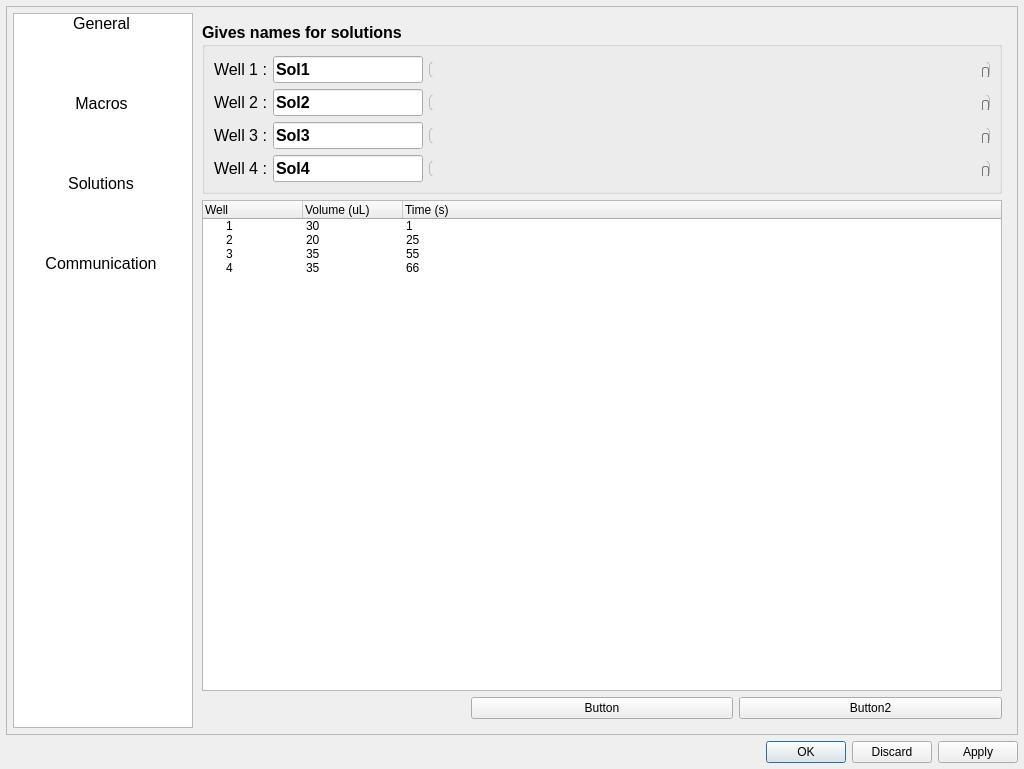
Old version of the form apps/Lab-on-a-tip/Lab-on-a-tip_tools.ui in the repository bellonemauro/Labonatip2.0.
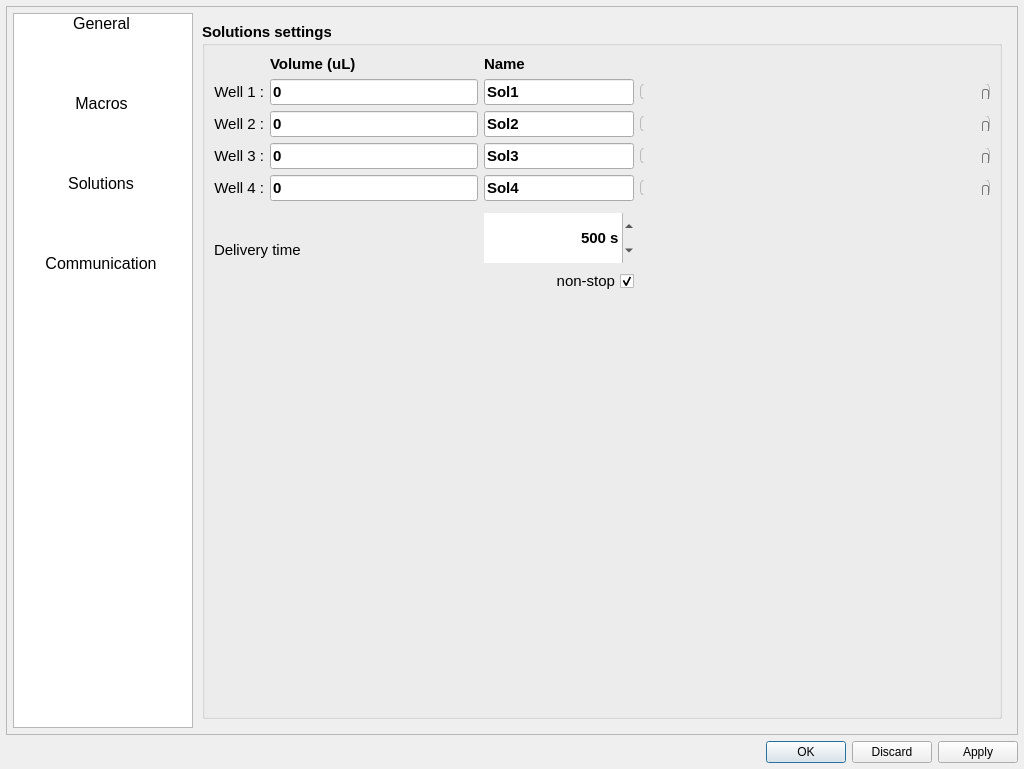
New version of the form. Icons and pictures are not drawn.

```diff
--- a/apps/Lab-on-a-tip/Lab-on-a-tip_tools.ui
+++ b/apps/Lab-on-a-tip/Lab-on-a-tip_tools.ui
@@ -1040,198 +1040,161 @@
            </widget>
            <widget class="QWidget" name="page_2">
             <layout class="QGridLayout" name="gridLayout">
-             <item row="1" column="0" colspan="3">
-              <widget class="QTreeWidget" name="treeWidget_3">
-               <property name="autoScroll">
-                <bool>true</bool>
-               </property>
-               <property name="editTriggers">
-                <set>QAbstractItemView::CurrentChanged|QAbstractItemView::DoubleClicked|QAbstractItemView::EditKeyPressed</set>
-               </property>
-               <property name="textElideMode">
-                <enum>Qt::ElideNone</enum>
-               </property>
-               <property name="wordWrap">
-                <bool>false</bool>
-               </property>
-               <property name="headerHidden">
-                <bool>false</bool>
-               </property>
-               <property name="columnCount">
-                <number>3</number>
-               </property>
-               <column>
-                <property name="text">
-                 <string>Well</string>
-                </property>
-               </column>
-               <column>
-                <property name="text">
-                 <string>Volume (uL)</string>
-                </property>
-               </column>
-               <column>
-                <property name="text">
-                 <string>Time (s)</string>
-                </property>
-               </column>
-               <item>
-                <property name="text">
-                 <string>1</string>
-                </property>
-                <property name="text">
-                 <string>30</string>
-                </property>
-                <property name="text">
-                 <string>1</string>
-                </property>
-                <property name="flags">
-                 <set>ItemIsSelectable|ItemIsEditable|ItemIsDragEnabled|ItemIsUserCheckable|ItemIsEnabled</set>
-                </property>
-               </item>
-               <item>
-                <property name="text">
-                 <string>2</string>
-                </property>
-                <property name="text">
-                 <string>20</string>
-                </property>
-                <property name="text">
-                 <string>25</string>
-                </property>
-                <property name="flags">
-                 <set>ItemIsSelectable|ItemIsEditable|ItemIsDragEnabled|ItemIsUserCheckable|ItemIsEnabled</set>
-                </property>
-               </item>
-               <item>
-                <property name="text">
-                 <string>3</string>
-                </property>
-                <property name="text">
-                 <string>35</string>
-                </property>
-                <property name="text">
-                 <string>55</string>
-                </property>
-                <property name="flags">
-                 <set>ItemIsSelectable|ItemIsEditable|ItemIsDragEnabled|ItemIsUserCheckable|ItemIsEnabled</set>
-                </property>
-               </item>
-               <item>
-                <property name="text">
-                 <string>4</string>
-                </property>
-                <property name="text">
-                 <string>35</string>
-                </property>
-                <property name="text">
-                 <string>66</string>
-                </property>
-                <property name="flags">
-                 <set>ItemIsSelectable|ItemIsEditable|ItemIsDragEnabled|ItemIsUserCheckable|ItemIsEnabled</set>
-                </property>
-               </item>
-              </widget>
-             </item>
-             <item row="2" column="1">
-              <widget class="QPushButton" name="pushButton_applColors_3">
-               <property name="text">
-                <string>Button</string>
-               </property>
-              </widget>
-             </item>
-             <item row="2" column="2">
-              <widget class="QPushButton" name="pushButton_applColors_2">
-               <property name="text">
-                <string>Button2</string>
-               </property>
-              </widget>
-             </item>
-             <item row="0" column="0" colspan="3">
+             <item row="0" column="0" colspan="2">
               <widget class="QGroupBox" name="groupBox_solutionNames">
                <property name="font">
                 <font>
-                 <pointsize>12</pointsize>
+                 <pointsize>11</pointsize>
                  <weight>75</weight>
                  <bold>true</bold>
                 </font>
                </property>
                <property name="title">
-                <string>Gives names for solutions</string>
+                <string>Solutions settings</string>
                </property>
                <layout class="QGridLayout" name="gridLayout_6">
-                <item row="1" column="2">
-                 <widget class="QSlider" name="horizontalSlider_colorSol2">
+                <item row="7" column="2">
+                 <widget class="QDoubleSpinBox" name="doubleSpinBox_solution">
+                  <property name="enabled">
+                   <bool>false</bool>
+                  </property>
+                  <property name="sizePolicy">
+                   <sizepolicy hsizetype="Minimum" vsizetype="Fixed">
+                    <horstretch>0</horstretch>
+                    <verstretch>0</verstretch>
+                   </sizepolicy>
+                  </property>
                   <property name="minimumSize">
                    <size>
                     <width>0</width>
-                    <height>0</height>
+                    <height>50</height>
                    </size>
                   </property>
+                  <property name="maximumSize">
+                   <size>
+                    <width>16777215</width>
+                    <height>16777215</height>
+                   </size>
+                  </property>
+                  <property name="font">
+                   <font>
+                    <pointsize>11</pointsize>
+                   </font>
+                  </property>
+                  <property name="toolTip">
+                   <string>Injection time in seconds</string>
+                  </property>
+                  <property name="whatsThis">
+                   <string>&lt;html&gt;&lt;head/&gt;&lt;body&gt;&lt;p&gt;Set release solution time&lt;br/&gt;&lt;br/&gt;The solutions in the wells 1,2,3,4, will be released &lt;br/&gt;for the &lt;span style=&quot; font-style:italic;&quot;&gt;t&lt;/span&gt;  seconds. &lt;/p&gt;&lt;/body&gt;&lt;/html&gt;</string>
+                  </property>
                   <property name="styleSheet">
-                   <string notr="true">QSlider::groove:horizontal {
-border: 1px solid #bbb;
-background: QLinearGradient( x1: 0, y1: 0, x2: 1, y2: 0,
-stop: 0 #00FF00,
-stop: 0.167 #FFFF00,
-stop: 0.333 #FF0000,
-stop: 0.5 #FF00FF,
-stop: 0.667 #0000FF,
-stop: 0.883 #00FFFF,
-stop: 1 #00FF00 );
-height: 15px;
-border-radius: 5px;
-}
-
-
-QSlider::handle:horizontal {
-background: qlineargradient(x1:0, y1:0, x2:1, y2:1,
-    stop:0 #eee, stop:1 #ccc);
-border: 1px solid #777;
-width: 5px;
-margin-top: 5px;
-margin-bottom: -2px;
-border-radius: 2px;
-}
-
-QSlider::handle:horizontal:hover {
-background: qlineargradient(x1:0, y1:0, x2:1, y2:1,
-    stop:0 #fff, stop:1 #ddd);
-border: 1px solid #444;
-border-radius: 4px;
-}
-
-QSlider::sub-page:horizontal:disabled {
-background: #bbb;
-border-color: #999;
-}
-
-QSlider::add-page:horizontal:disabled {
-background: #eee;
-border-color: #999;
-}
-
-QSlider::handle:horizontal:disabled {
-background: #eee;
-border: 1px solid #aaa;
-border-radius: 4px;
-}</string>
+                   <string notr="true">color: rgb(0, 0, 0);
+background-color: rgb(255, 255, 255);</string>
+                  </property>
+                  <property name="frame">
+                   <bool>false</bool>
+                  </property>
+                  <property name="alignment">
+                   <set>Qt::AlignRight|Qt::AlignTrailing|Qt::AlignVCenter</set>
+                  </property>
+                  <property name="buttonSymbols">
+                   <enum>QAbstractSpinBox::UpDownArrows</enum>
+                  </property>
+                  <property name="suffix">
+                   <string> s</string>
+                  </property>
+                  <property name="decimals">
+                   <number>0</number>
+                  </property>
+                  <property name="minimum">
+                   <double>0.000000000000000</double>
                   </property>
                   <property name="maximum">
-                   <number>16777216</number>
+                   <double>100000.000000000000000</double>
                   </property>
                   <property name="singleStep">
                    <number>1</number>
                   </property>
                   <property name="value">
-                   <number>5164400</number>
-                  </property>
-                  <property name="orientation">
-                   <enum>Qt::Horizontal</enum>
+                   <double>500.000000000000000</double>
                   </property>
                  </widget>
                 </item>
                 <item row="0" column="2">
+                 <widget class="QLabel" name="label_10">
+                  <property name="font">
+                   <font>
+                    <pointsize>11</pointsize>
+                   </font>
+                  </property>
+                  <property name="text">
+                   <string>Name</string>
+                  </property>
+                 </widget>
+                </item>
+                <item row="1" column="2">
+                 <widget class="QLineEdit" name="lineEdit_sol1_name">
+                  <property name="minimumSize">
+                   <size>
+                    <width>0</width>
+                    <height>0</height>
+                   </size>
+                  </property>
+                  <property name="maximumSize">
+                   <size>
+                    <width>150</width>
+                    <height>16777215</height>
+                   </size>
+                  </property>
+                  <property name="font">
+                   <font>
+                    <pointsize>11</pointsize>
+                   </font>
+                  </property>
+                  <property name="styleSheet">
+                   <string notr="true"/>
+                  </property>
+                  <property name="text">
+                   <string>Sol1</string>
+                  </property>
+                 </widget>
+                </item>
+                <item row="0" column="1">
+                 <widget class="QLabel" name="label_9">
+                  <property name="font">
+                   <font>
+                    <pointsize>11</pointsize>
+                   </font>
+                  </property>
+                  <property name="text">
+                   <string>Volume (uL)</string>
+                  </property>
+                 </widget>
+                </item>
+                <item row="1" column="0">
+                 <widget class="QLabel" name="label_32">
+                  <property name="maximumSize">
+                   <size>
+                    <width>16777215</width>
+                    <height>16777215</height>
+                   </size>
+                  </property>
+                  <property name="font">
+                   <font>
+                    <pointsize>11</pointsize>
+                    <weight>50</weight>
+                    <bold>false</bold>
+                   </font>
+                  </property>
+                  <property name="text">
+                   <string>Well 1 :</string>
+                  </property>
+                  <property name="alignment">
+                   <set>Qt::AlignRight|Qt::AlignTrailing|Qt::AlignVCenter</set>
+                  </property>
+                 </widget>
+                </item>
+                <item row="1" column="3">
                  <widget class="QSlider" name="horizontalSlider_colorSol1">
                   <property name="minimumSize">
                    <size>
@@ -1302,193 +1265,14 @@
                   </property>
                  </widget>
                 </item>
-                <item row="3" column="2">
-                 <widget class="QSlider" name="horizontalSlider_colorSol4">
-                  <property name="minimumSize">
-                   <size>
-                    <width>0</width>
-                    <height>0</height>
-                   </size>
-                  </property>
-                  <property name="styleSheet">
-                   <string notr="true">QSlider::groove:horizontal {
-border: 1px solid #bbb;
-background: QLinearGradient( x1: 0, y1: 0, x2: 1, y2: 0,
-stop: 0 #00FF00,
-stop: 0.167 #FFFF00,
-stop: 0.333 #FF0000,
-stop: 0.5 #FF00FF,
-stop: 0.667 #0000FF,
-stop: 0.883 #00FFFF,
-stop: 1 #00FF00 );
-height: 15px;
-border-radius: 5px;
-}
-
-
-QSlider::handle:horizontal {
-background: qlineargradient(x1:0, y1:0, x2:1, y2:1,
-    stop:0 #eee, stop:1 #ccc);
-border: 1px solid #777;
-width: 5px;
-margin-top: 5px;
-margin-bottom: -2px;
-border-radius: 2px;
-}
-
-QSlider::handle:horizontal:hover {
-background: qlineargradient(x1:0, y1:0, x2:1, y2:1,
-    stop:0 #fff, stop:1 #ddd);
-border: 1px solid #444;
-border-radius: 4px;
-}
-
-QSlider::sub-page:horizontal:disabled {
-background: #bbb;
-border-color: #999;
-}
-
-QSlider::add-page:horizontal:disabled {
-background: #eee;
-border-color: #999;
-}
-
-QSlider::handle:horizontal:disabled {
-background: #eee;
-border: 1px solid #aaa;
-border-radius: 4px;
-}</string>
-                  </property>
-                  <property name="maximum">
-                   <number>16777216</number>
-                  </property>
-                  <property name="singleStep">
-                   <number>1</number>
-                  </property>
-                  <property name="value">
-                   <number>1432930</number>
-                  </property>
-                  <property name="orientation">
-                   <enum>Qt::Horizontal</enum>
-                  </property>
-                 </widget>
-                </item>
-                <item row="0" column="0">
-                 <widget class="QLabel" name="label_32">
-                  <property name="maximumSize">
-                   <size>
-                    <width>16777215</width>
-                    <height>16777215</height>
-                   </size>
-                  </property>
-                  <property name="font">
-                   <font>
-                    <pointsize>12</pointsize>
-                    <weight>50</weight>
-                    <bold>false</bold>
-                   </font>
-                  </property>
-                  <property name="text">
-                   <string>Well 1 :</string>
-                  </property>
-                  <property name="alignment">
-                   <set>Qt::AlignRight|Qt::AlignTrailing|Qt::AlignVCenter</set>
-                  </property>
-                 </widget>
-                </item>
-                <item row="1" column="0">
-                 <widget class="QLabel" name="label_33">
-                  <property name="maximumSize">
-                   <size>
-                    <width>16777215</width>
-                    <height>16777215</height>
-                   </size>
-                  </property>
-                  <property name="font">
-                   <font>
-                    <pointsize>12</pointsize>
-                    <weight>50</weight>
-                    <bold>false</bold>
-                   </font>
-                  </property>
-                  <property name="text">
-                   <string>Well 2 :</string>
-                  </property>
-                  <property name="alignment">
-                   <set>Qt::AlignRight|Qt::AlignTrailing|Qt::AlignVCenter</set>
-                  </property>
-                 </widget>
-                </item>
                 <item row="1" column="1">
-                 <widget class="QLineEdit" name="lineEdit_sol2_name">
-                  <property name="maximumSize">
-                   <size>
-                    <width>150</width>
-                    <height>16777215</height>
-                   </size>
-                  </property>
-                  <property name="font">
-                   <font>
-                    <pointsize>12</pointsize>
-                   </font>
-                  </property>
-                  <property name="styleSheet">
-                   <string notr="true"/>
-                  </property>
+                 <widget class="QLineEdit" name="lineEdit">
                   <property name="text">
-                   <string>Sol2</string>
+                   <string>0</string>
                   </property>
                  </widget>
                 </item>
-                <item row="0" column="1">
-                 <widget class="QLineEdit" name="lineEdit_sol1_name">
-                  <property name="minimumSize">
-                   <size>
-                    <width>0</width>
-                    <height>0</height>
-                   </size>
-                  </property>
-                  <property name="maximumSize">
-                   <size>
-                    <width>150</width>
-                    <height>16777215</height>
-                   </size>
-                  </property>
-                  <property name="font">
-                   <font>
-                    <pointsize>12</pointsize>
-                   </font>
-                  </property>
-                  <property name="styleSheet">
-                   <string notr="true"/>
-                  </property>
-                  <property name="text">
-                   <string>Sol1</string>
-                  </property>
-                 </widget>
-                </item>
-                <item row="2" column="1">
-                 <widget class="QLineEdit" name="lineEdit_sol3_name">
-                  <property name="maximumSize">
-                   <size>
-                    <width>150</width>
-                    <height>16777215</height>
-                   </size>
-                  </property>
-                  <property name="font">
-                   <font>
-                    <pointsize>12</pointsize>
-                   </font>
-                  </property>
-                  <property name="styleSheet">
-                   <string notr="true"/>
-                  </property>
-                  <property name="text">
-                   <string>Sol3</string>
-                  </property>
-                 </widget>
-                </item>
-                <item row="2" column="0">
+                <item row="3" column="0">
                  <widget class="QLabel" name="label_35">
                   <property name="maximumSize">
                    <size>
@@ -1498,7 +1282,7 @@
                   </property>
                   <property name="font">
                    <font>
-                    <pointsize>12</pointsize>
+                    <pointsize>11</pointsize>
                     <weight>50</weight>
                     <bold>false</bold>
                    </font>
@@ -1511,7 +1295,7 @@
                   </property>
                  </widget>
                 </item>
-                <item row="3" column="1">
+                <item row="4" column="2">
                  <widget class="QLineEdit" name="lineEdit_sol4_name">
                   <property name="maximumSize">
                    <size>
@@ -1521,7 +1305,7 @@
                   </property>
                   <property name="font">
                    <font>
-                    <pointsize>12</pointsize>
+                    <pointsize>11</pointsize>
                    </font>
                   </property>
                   <property name="styleSheet">
@@ -1532,7 +1316,129 @@
                   </property>
                  </widget>
                 </item>
-                <item row="3" column="0">
+                <item row="2" column="0">
+                 <widget class="QLabel" name="label_33">
+                  <property name="maximumSize">
+                   <size>
+                    <width>16777215</width>
+                    <height>16777215</height>
+                   </size>
+                  </property>
+                  <property name="font">
+                   <font>
+                    <pointsize>11</pointsize>
+                    <weight>50</weight>
+                    <bold>false</bold>
+                   </font>
+                  </property>
+                  <property name="text">
+                   <string>Well 2 :</string>
+                  </property>
+                  <property name="alignment">
+                   <set>Qt::AlignRight|Qt::AlignTrailing|Qt::AlignVCenter</set>
+                  </property>
+                 </widget>
+                </item>
+                <item row="3" column="2">
+                 <widget class="QLineEdit" name="lineEdit_sol3_name">
+                  <property name="maximumSize">
+                   <size>
+                    <width>150</width>
+                    <height>16777215</height>
+                   </size>
+                  </property>
+                  <property name="font">
+                   <font>
+                    <pointsize>11</pointsize>
+                   </font>
+                  </property>
+                  <property name="styleSheet">
+                   <string notr="true"/>
+                  </property>
+                  <property name="text">
+                   <string>Sol3</string>
+                  </property>
+                 </widget>
+                </item>
+                <item row="4" column="1">
+                 <widget class="QLineEdit" name="lineEdit_4">
+                  <property name="text">
+                   <string>0</string>
+                  </property>
+                 </widget>
+                </item>
+                <item row="3" column="3">
+                 <widget class="QSlider" name="horizontalSlider_colorSol3">
+                  <property name="minimumSize">
+                   <size>
+                    <width>0</width>
+                    <height>0</height>
+                   </size>
+                  </property>
+                  <property name="styleSheet">
+                   <string notr="true">QSlider::groove:horizontal {
+border: 1px solid #bbb;
+background: QLinearGradient( x1: 0, y1: 0, x2: 1, y2: 0,
+stop: 0 #00FF00,
+stop: 0.167 #FFFF00,
+stop: 0.333 #FF0000,
+stop: 0.5 #FF00FF,
+stop: 0.667 #0000FF,
+stop: 0.883 #00FFFF,
+stop: 1 #00FF00 );
+height: 15px;
+border-radius: 5px;
+}
+
+
+QSlider::handle:horizontal {
+background: qlineargradient(x1:0, y1:0, x2:1, y2:1,
+    stop:0 #eee, stop:1 #ccc);
+border: 1px solid #777;
+width: 5px;
+margin-top: 5px;
+margin-bottom: -2px;
+border-radius: 2px;
+}
+
+QSlider::handle:horizontal:hover {
+background: qlineargradient(x1:0, y1:0, x2:1, y2:1,
+    stop:0 #fff, stop:1 #ddd);
+border: 1px solid #444;
+border-radius: 4px;
+}
+
+QSlider::sub-page:horizontal:disabled {
+background: #bbb;
+border-color: #999;
+}
+
+QSlider::add-page:horizontal:disabled {
+background: #eee;
+border-color: #999;
+}
+
+QSlider::handle:horizontal:disabled {
+background: #eee;
+border: 1px solid #aaa;
+border-radius: 4px;
+}</string>
+                  </property>
+                  <property name="maximum">
+                   <number>16777216</number>
+                  </property>
+                  <property name="singleStep">
+                   <number>1</number>
+                  </property>
+                  <property name="value">
+                   <number>12926220</number>
+                  </property>
+                  <property name="orientation">
+                   <enum>Qt::Horizontal</enum>
+                  </property>
+                 </widget>
+                </item>
+                <item row="4" column="0">
                  <widget class="QLabel" name="label_36">
                   <property name="maximumSize">
                    <size>
@@ -1542,7 +1448,7 @@
                   </property>
                   <property name="font">
                    <font>
-                    <pointsize>12</pointsize>
+                    <pointsize>11</pointsize>
                     <weight>50</weight>
                     <bold>false</bold>
                    </font>
@@ -1555,74 +1461,226 @@
                   </property>
                  </widget>
                 </item>
+                <item row="3" column="1">
+                 <widget class="QLineEdit" name="lineEdit_3">
+                  <property name="text">
+                   <string>0</string>
+                  </property>
+                 </widget>
+                </item>
+                <item row="9" column="2">
+                 <spacer name="verticalSpacer">
+                  <property name="orientation">
+                   <enum>Qt::Vertical</enum>
+                  </property>
+                  <property name="sizeHint" stdset="0">
+                   <size>
+                    <width>20</width>
+                    <height>40</height>
+                   </size>
+                  </property>
+                 </spacer>
+                </item>
+                <item row="2" column="3">
+                 <widget class="QSlider" name="horizontalSlider_colorSol2">
+                  <property name="minimumSize">
+                   <size>
+                    <width>0</width>
+                    <height>0</height>
+                   </size>
+                  </property>
+                  <property name="styleSheet">
+                   <string notr="true">QSlider::groove:horizontal {
+border: 1px solid #bbb;
+background: QLinearGradient( x1: 0, y1: 0, x2: 1, y2: 0,
+stop: 0 #00FF00,
+stop: 0.167 #FFFF00,
+stop: 0.333 #FF0000,
+stop: 0.5 #FF00FF,
+stop: 0.667 #0000FF,
+stop: 0.883 #00FFFF,
+stop: 1 #00FF00 );
+height: 15px;
+border-radius: 5px;
+}
+
+
+QSlider::handle:horizontal {
+background: qlineargradient(x1:0, y1:0, x2:1, y2:1,
+    stop:0 #eee, stop:1 #ccc);
+border: 1px solid #777;
+width: 5px;
+margin-top: 5px;
+margin-bottom: -2px;
+border-radius: 2px;
+}
+
+QSlider::handle:horizontal:hover {
+background: qlineargradient(x1:0, y1:0, x2:1, y2:1,
+    stop:0 #fff, stop:1 #ddd);
+border: 1px solid #444;
+border-radius: 4px;
+}
+
+QSlider::sub-page:horizontal:disabled {
+background: #bbb;
+border-color: #999;
+}
+
+QSlider::add-page:horizontal:disabled {
+background: #eee;
+border-color: #999;
+}
+
+QSlider::handle:horizontal:disabled {
+background: #eee;
+border: 1px solid #aaa;
+border-radius: 4px;
+}</string>
+                  </property>
+                  <property name="maximum">
+                   <number>16777216</number>
+                  </property>
+                  <property name="singleStep">
+                   <number>1</number>
+                  </property>
+                  <property name="value">
+                   <number>5164400</number>
+                  </property>
+                  <property name="orientation">
+                   <enum>Qt::Horizontal</enum>
+                  </property>
+                 </widget>
+                </item>
+                <item row="2" column="1">
+                 <widget class="QLineEdit" name="lineEdit_2">
+                  <property name="text">
+                   <string>0</string>
+                  </property>
+                 </widget>
+                </item>
+                <item row="4" column="3">
+                 <widget class="QSlider" name="horizontalSlider_colorSol4">
+                  <property name="minimumSize">
+                   <size>
+                    <width>0</width>
+                    <height>0</height>
+                   </size>
+                  </property>
+                  <property name="styleSheet">
+                   <string notr="true">QSlider::groove:horizontal {
+border: 1px solid #bbb;
+background: QLinearGradient( x1: 0, y1: 0, x2: 1, y2: 0,
+stop: 0 #00FF00,
+stop: 0.167 #FFFF00,
+stop: 0.333 #FF0000,
+stop: 0.5 #FF00FF,
+stop: 0.667 #0000FF,
+stop: 0.883 #00FFFF,
+stop: 1 #00FF00 );
+height: 15px;
+border-radius: 5px;
+}
+
+
+QSlider::handle:horizontal {
+background: qlineargradient(x1:0, y1:0, x2:1, y2:1,
+    stop:0 #eee, stop:1 #ccc);
+border: 1px solid #777;
+width: 5px;
+margin-top: 5px;
+margin-bottom: -2px;
+border-radius: 2px;
+}
+
+QSlider::handle:horizontal:hover {
+background: qlineargradient(x1:0, y1:0, x2:1, y2:1,
+    stop:0 #fff, stop:1 #ddd);
+border: 1px solid #444;
+border-radius: 4px;
+}
+
+QSlider::sub-page:horizontal:disabled {
+background: #bbb;
+border-color: #999;
+}
+
+QSlider::add-page:horizontal:disabled {
+background: #eee;
+border-color: #999;
+}
+
+QSlider::handle:horizontal:disabled {
+background: #eee;
+border: 1px solid #aaa;
+border-radius: 4px;
+}</string>
+                  </property>
+                  <property name="maximum">
+                   <number>16777216</number>
+                  </property>
+                  <property name="singleStep">
+                   <number>1</number>
+                  </property>
+                  <property name="value">
+                   <number>1432930</number>
+                  </property>
+                  <property name="orientation">
+                   <enum>Qt::Horizontal</enum>
+                  </property>
+                 </widget>
+                </item>
                 <item row="2" column="2">
-                 <widget class="QSlider" name="horizontalSlider_colorSol3">
-                  <property name="minimumSize">
+                 <widget class="QLineEdit" name="lineEdit_sol2_name">
+                  <property name="maximumSize">
                    <size>
-                    <width>0</width>
-                    <height>0</height>
+                    <width>150</width>
+                    <height>16777215</height>
                    </size>
                   </property>
+                  <property name="font">
+                   <font>
+                    <pointsize>11</pointsize>
+                   </font>
+                  </property>
                   <property name="styleSheet">
-                   <string notr="true">QSlider::groove:horizontal {
-border: 1px solid #bbb;
-background: QLinearGradient( x1: 0, y1: 0, x2: 1, y2: 0,
-stop: 0 #00FF00,
-stop: 0.167 #FFFF00,
-stop: 0.333 #FF0000,
-stop: 0.5 #FF00FF,
-stop: 0.667 #0000FF,
-stop: 0.883 #00FFFF,
-stop: 1 #00FF00 );
-height: 15px;
-border-radius: 5px;
-}
-
-
-QSlider::handle:horizontal {
-background: qlineargradient(x1:0, y1:0, x2:1, y2:1,
-    stop:0 #eee, stop:1 #ccc);
-border: 1px solid #777;
-width: 5px;
-margin-top: 5px;
-margin-bottom: -2px;
-border-radius: 2px;
-}
-
-QSlider::handle:horizontal:hover {
-background: qlineargradient(x1:0, y1:0, x2:1, y2:1,
-    stop:0 #fff, stop:1 #ddd);
-border: 1px solid #444;
-border-radius: 4px;
-}
-
-QSlider::sub-page:horizontal:disabled {
-background: #bbb;
-border-color: #999;
-}
-
-QSlider::add-page:horizontal:disabled {
-background: #eee;
-border-color: #999;
-}
-
-QSlider::handle:horizontal:disabled {
-background: #eee;
-border: 1px solid #aaa;
-border-radius: 4px;
-}</string>
+                   <string notr="true"/>
                   </property>
-                  <property name="maximum">
-                   <number>16777216</number>
+                  <property name="text">
+                   <string>Sol2</string>
                   </property>
-                  <property name="singleStep">
-                   <number>1</number>
+                 </widget>
+                </item>
+                <item row="8" column="2">
+                 <widget class="QCheckBox" name="checkBox_disableTimer">
+                  <property name="font">
+                   <font>
+                    <pointsize>11</pointsize>
+                    <weight>50</weight>
+                    <bold>false</bold>
+                   </font>
                   </property>
-                  <property name="value">
-                   <number>12926220</number>
+                  <property name="layoutDirection">
+                   <enum>Qt::RightToLeft</enum>
                   </property>
-                  <property name="orientation">
-                   <enum>Qt::Horizontal</enum>
+                  <property name="text">
+                   <string>non-stop</string>
+                  </property>
+                  <property name="checked">
+                   <bool>true</bool>
+                  </property>
+                 </widget>
+                </item>
+                <item row="6" column="0" rowspan="3" colspan="2">
+                 <widget class="QLabel" name="label_11">
+                  <property name="font">
+                   <font>
+                    <weight>50</weight>
+                    <bold>false</bold>
+                   </font>
+                  </property>
+                  <property name="text">
+                   <string>Delivery time</string>
                   </property>
                  </widget>
                 </item>
```
Left out of the diff: 2 changed lines with no effect on the pictures.
